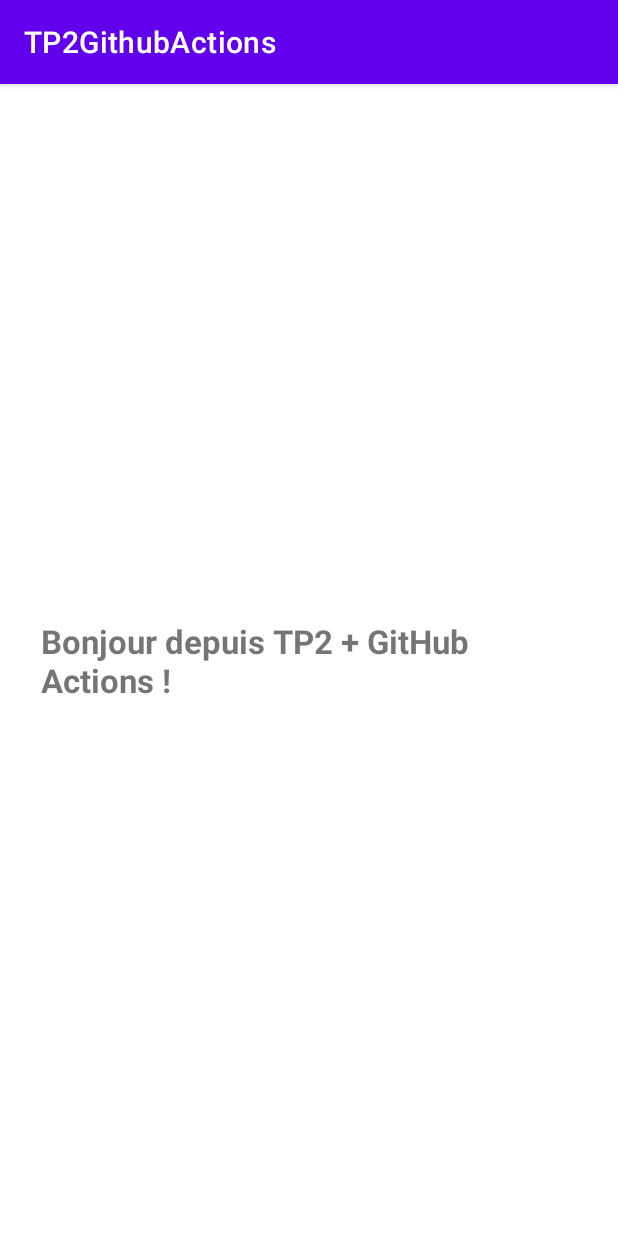
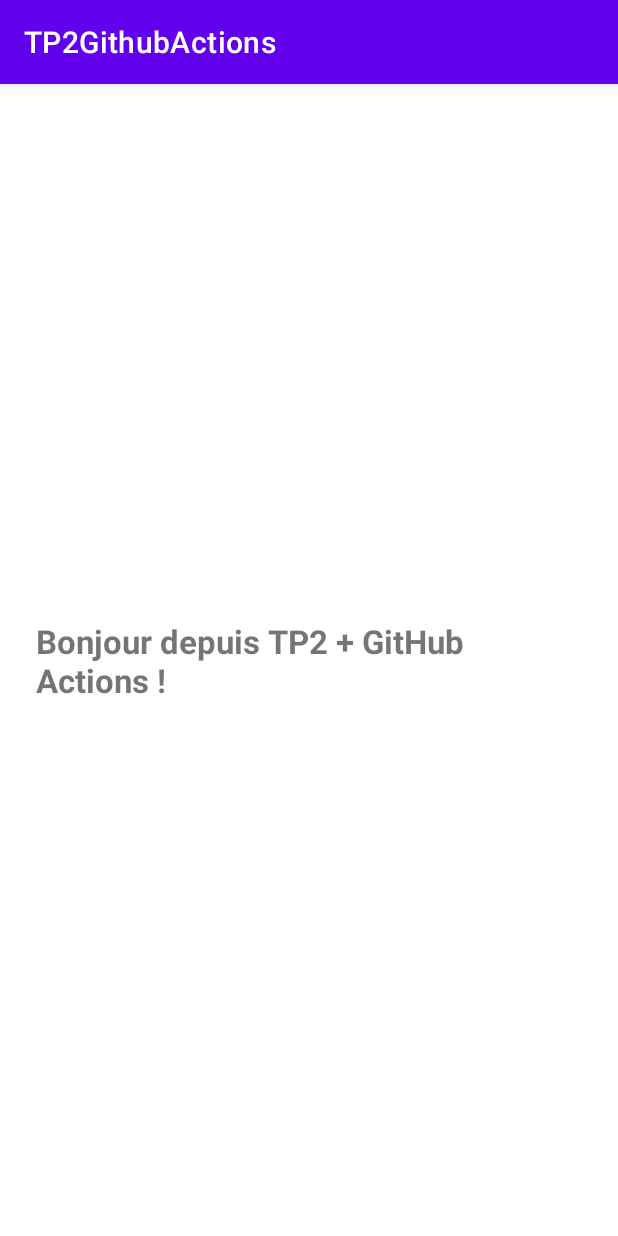
Before and after one commit to manalqc/TP2-QachriManal, an Android app: the screen it shows after launch (MainActivity), on a phone screen of 412 x 824 dp. Run offline under Robolectric (Android 15) with nearby library versions, the phone set to English and light mode, and no system bars.

Commit message:
Modification de l'interface sur feature-tests

```diff
--- a/app/src/main/res/layout/activity_main.xml
+++ b/app/src/main/res/layout/activity_main.xml
@@ -17,6 +17,6 @@
         app:layout_constraintStart_toStartOf="parent"
         app:layout_constraintEnd_toEndOf="parent"
         app:layout_constraintBottom_toBottomOf="parent"
-        android:padding="27dp" />
+        android:padding="24dp" />
 
 </androidx.constraintlayout.widget.ConstraintLayout>
```
